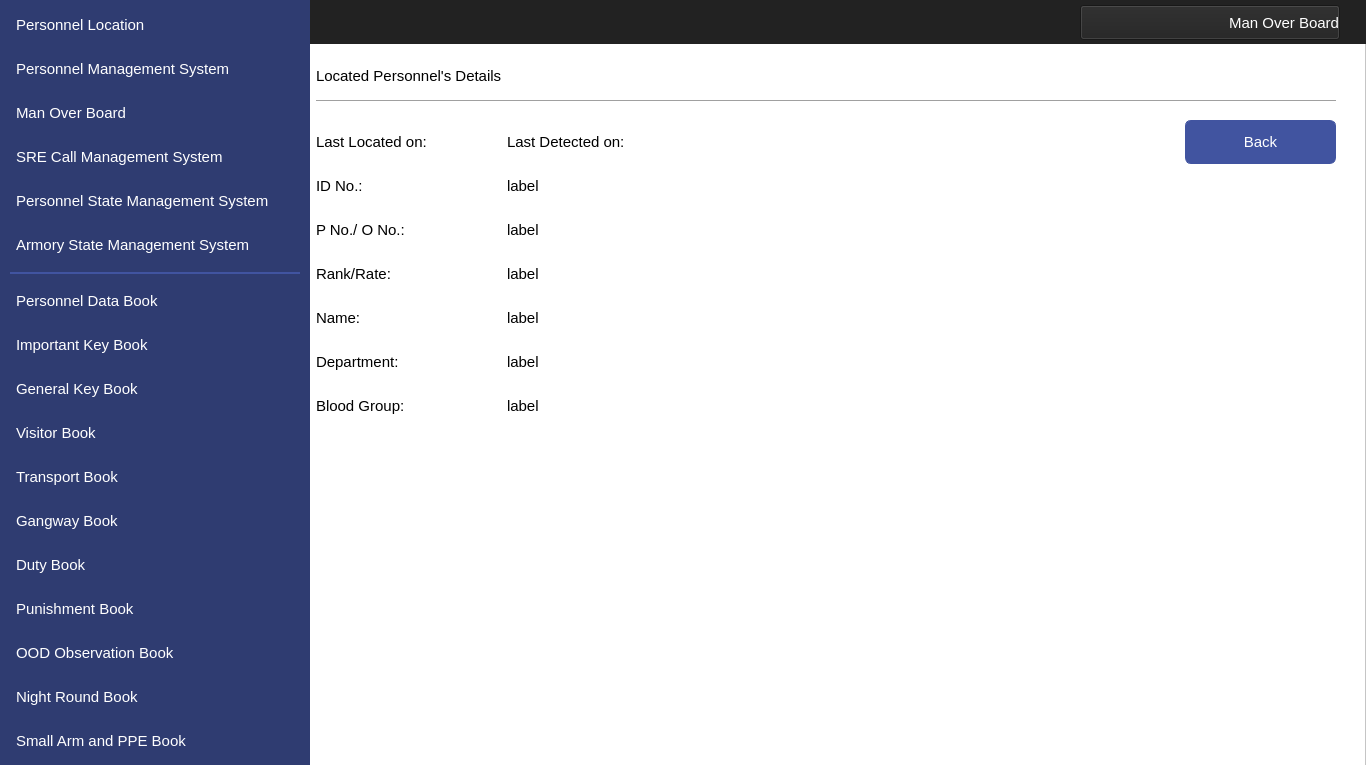
MuhammadUsamax123/IndoorPositioning, file Interfaces/viewMobLocation.ui: the form before one commit.
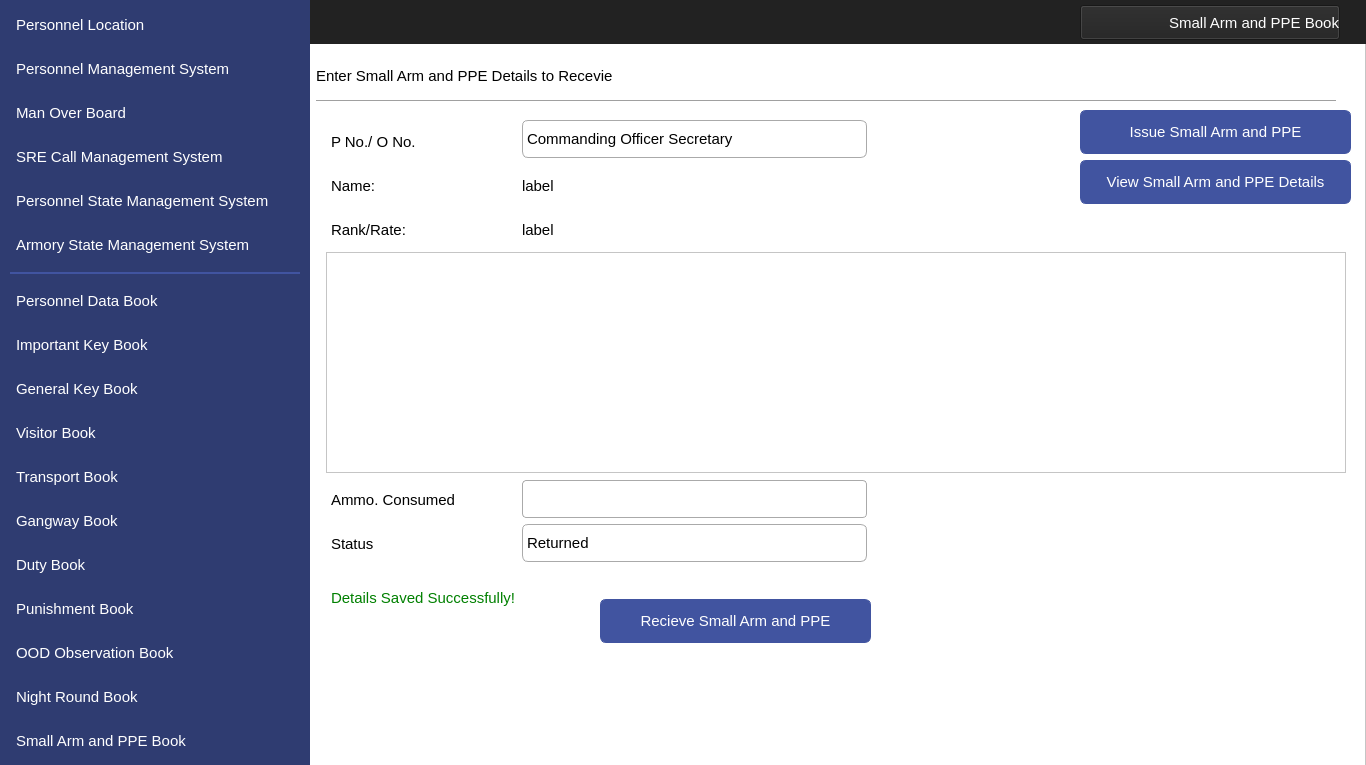
The form after the commit. Icons and pictures are not drawn.

The edit to the form file:
```diff
--- a/Interfaces/viewMobLocation.ui
+++ b/Interfaces/viewMobLocation.ui
@@ -1052,7 +1052,7 @@
     background-color:#222222;</string>
      </property>
      <property name="text">
-      <string>Man Over Board</string>
+      <string>Small Arm and PPE Book</string>
      </property>
      <property name="icon">
       <iconset resource="../IconResource.qrc">
@@ -1234,9 +1234,9 @@
     <widget class="QPushButton" name="navMob">
      <property name="geometry">
       <rect>
-       <x>1185</x>
-       <y>120</y>
-       <width>151</width>
+       <x>1080</x>
+       <y>160</y>
+       <width>271</width>
        <height>44</height>
       </rect>
      </property>
@@ -1281,7 +1281,7 @@
 }</string>
      </property>
      <property name="text">
-      <string>Back</string>
+      <string>View Small Arm and PPE Details</string>
      </property>
      <property name="icon">
       <iconset resource="../IconResource.qrc">
@@ -1361,101 +1361,11 @@
       <bool>false</bool>
      </property>
     </widget>
-    <widget class="QLabel" name="label_11">
-     <property name="geometry">
-      <rect>
-       <x>316</x>
-       <y>252</y>
-       <width>191</width>
-       <height>44</height>
-      </rect>
-     </property>
-     <property name="font">
-      <font>
-       <family>Segoe UI</family>
-       <pointsize>11</pointsize>
-      </font>
-     </property>
-     <property name="layoutDirection">
-      <enum>Qt::LeftToRight</enum>
-     </property>
-     <property name="styleSheet">
-      <string notr="true">color: #000000;
-background-color:#ffffff;
-font-size: 11pt</string>
-     </property>
-     <property name="text">
-      <string>Rank/Rate:</string>
-     </property>
-     <property name="alignment">
-      <set>Qt::AlignLeading|Qt::AlignLeft|Qt::AlignVCenter</set>
-     </property>
-    </widget>
-    <widget class="QLabel" name="lblBGroup">
-     <property name="geometry">
-      <rect>
-       <x>507</x>
-       <y>384</y>
-       <width>191</width>
-       <height>44</height>
-      </rect>
-     </property>
-     <property name="font">
-      <font>
-       <family>Segoe UI</family>
-       <pointsize>11</pointsize>
-      </font>
-     </property>
-     <property name="layoutDirection">
-      <enum>Qt::LeftToRight</enum>
-     </property>
-     <property name="styleSheet">
-      <string notr="true">color: #000000;
-background-color:#ffffff;
-font-size: 11pt</string>
-     </property>
-     <property name="text">
-      <string>label</string>
-     </property>
-     <property name="alignment">
-      <set>Qt::AlignLeading|Qt::AlignLeft|Qt::AlignVCenter</set>
-     </property>
-    </widget>
-    <widget class="QLabel" name="label_12">
-     <property name="geometry">
-      <rect>
-       <x>316</x>
-       <y>296</y>
-       <width>191</width>
-       <height>44</height>
-      </rect>
-     </property>
-     <property name="font">
-      <font>
-       <family>Segoe UI</family>
-       <pointsize>11</pointsize>
-      </font>
-     </property>
-     <property name="layoutDirection">
-      <enum>Qt::LeftToRight</enum>
-     </property>
-     <property name="styleSheet">
-      <string notr="true">color: #000000;
-background-color:#ffffff;
-font-size: 11pt</string>
-     </property>
-     <property name="text">
-      <string>Name:</string>
-     </property>
-     <property name="alignment">
-      <set>Qt::AlignLeading|Qt::AlignLeft|Qt::AlignVCenter</set>
-     </property>
-    </widget>
     <widget class="QLabel" name="label_15">
      <property name="geometry">
       <rect>
-       <x>316</x>
-       <y>384</y>
+       <x>331</x>
+       <y>522</y>
        <width>191</width>
        <height>44</height>
       </rect>
@@ -1475,37 +1385,7 @@
 font-size: 11pt</string>
      </property>
      <property name="text">
-      <string>Blood Group:</string>
-     </property>
-     <property name="alignment">
-      <set>Qt::AlignLeading|Qt::AlignLeft|Qt::AlignVCenter</set>
-     </property>
-    </widget>
-    <widget class="QLabel" name="lblRank">
-     <property name="geometry">
-      <rect>
-       <x>507</x>
-       <y>252</y>
-       <width>191</width>
-       <height>44</height>
-      </rect>
-     </property>
-     <property name="font">
-      <font>
-       <family>Segoe UI</family>
-       <pointsize>11</pointsize>
-      </font>
-     </property>
-     <property name="layoutDirection">
-      <enum>Qt::LeftToRight</enum>
-     </property>
-     <property name="styleSheet">
-      <string notr="true">color: #000000;
-background-color:#ffffff;
-font-size: 11pt</string>
-     </property>
-     <property name="text">
-      <string>label</string>
+      <string>Status</string>
      </property>
      <property name="alignment">
       <set>Qt::AlignLeading|Qt::AlignLeft|Qt::AlignVCenter</set>
@@ -1514,7 +1394,7 @@
     <widget class="QLabel" name="label_9">
      <property name="geometry">
       <rect>
-       <x>316</x>
+       <x>331</x>
        <y>164</y>
        <width>191</width>
        <height>44</height>
@@ -1535,46 +1415,16 @@
 font-size: 11pt</string>
      </property>
      <property name="text">
-      <string>ID No.:</string>
+      <string>Name:</string>
      </property>
      <property name="alignment">
       <set>Qt::AlignLeading|Qt::AlignLeft|Qt::AlignVCenter</set>
      </property>
     </widget>
-    <widget class="QLabel" name="lblDepartment">
+    <widget class="QLabel" name="lblRank">
      <property name="geometry">
       <rect>
-       <x>507</x>
-       <y>340</y>
-       <width>191</width>
-       <height>44</height>
-      </rect>
-     </property>
-     <property name="font">
-      <font>
-       <family>Segoe UI</family>
-       <pointsize>11</pointsize>
-      </font>
-     </property>
-     <property name="layoutDirection">
-      <enum>Qt::LeftToRight</enum>
-     </property>
-     <property name="styleSheet">
-      <string notr="true">color: #000000;
-background-color:#ffffff;
-font-size: 11pt</string>
-     </property>
-     <property name="text">
-      <string>label</string>
-     </property>
-     <property name="alignment">
-      <set>Qt::AlignLeading|Qt::AlignLeft|Qt::AlignVCenter</set>
-     </property>
-    </widget>
-    <widget class="QLabel" name="lblPNo">
-     <property name="geometry">
-      <rect>
-       <x>507</x>
+       <x>522</x>
        <y>208</y>
        <width>191</width>
        <height>44</height>
@@ -1604,8 +1454,8 @@
     <widget class="QLabel" name="label_14">
      <property name="geometry">
       <rect>
-       <x>316</x>
-       <y>340</y>
+       <x>331</x>
+       <y>478</y>
        <width>191</width>
        <height>44</height>
       </rect>
@@ -1625,37 +1475,7 @@
 font-size: 11pt</string>
      </property>
      <property name="text">
-      <string>Department:</string>
-     </property>
-     <property name="alignment">
-      <set>Qt::AlignLeading|Qt::AlignLeft|Qt::AlignVCenter</set>
-     </property>
-    </widget>
-    <widget class="QLabel" name="lblName">
-     <property name="geometry">
-      <rect>
-       <x>507</x>
-       <y>296</y>
-       <width>191</width>
-       <height>44</height>
-      </rect>
-     </property>
-     <property name="font">
-      <font>
-       <family>Segoe UI</family>
-       <pointsize>11</pointsize>
-      </font>
-     </property>
-     <property name="layoutDirection">
-      <enum>Qt::LeftToRight</enum>
-     </property>
-     <property name="styleSheet">
-      <string notr="true">color: #000000;
-background-color:#ffffff;
-font-size: 11pt</string>
-     </property>
-     <property name="text">
-      <string>label</string>
+      <string>Ammo. Consumed</string>
      </property>
      <property name="alignment">
       <set>Qt::AlignLeading|Qt::AlignLeft|Qt::AlignVCenter</set>
@@ -1664,7 +1484,7 @@
     <widget class="QLabel" name="label_10">
      <property name="geometry">
       <rect>
-       <x>316</x>
+       <x>331</x>
        <y>208</y>
        <width>191</width>
        <height>44</height>
@@ -1685,12 +1505,393 @@
 font-size: 11pt</string>
      </property>
      <property name="text">
-      <string>P No./ O No.:</string>
+      <string>Rank/Rate:</string>
      </property>
      <property name="alignment">
       <set>Qt::AlignLeading|Qt::AlignLeft|Qt::AlignVCenter</set>
      </property>
     </widget>
+    <widget class="QTableView" name="tblDetails">
+     <property name="geometry">
+      <rect>
+       <x>326</x>
+       <y>252</y>
+       <width>1020</width>
+       <height>221</height>
+      </rect>
+     </property>
+     <property name="font">
+      <font>
+       <pointsize>11</pointsize>
+      </font>
+     </property>
+     <property name="editTriggers">
+      <set>QAbstractItemView::NoEditTriggers</set>
+     </property>
+     <property name="alternatingRowColors">
+      <bool>true</bool>
+     </property>
+     <property name="selectionMode">
+      <enum>QAbstractItemView::NoSelection</enum>
+     </property>
+     <property name="selectionBehavior">
+      <enum>QAbstractItemView::SelectRows</enum>
+     </property>
+     <property name="textElideMode">
+      <enum>Qt::ElideMiddle</enum>
+     </property>
+    </widget>
+    <widget class="QLabel" name="lblDataEntrySuccessful">
+     <property name="enabled">
+      <bool>true</bool>
+     </property>
+     <property name="geometry">
+      <rect>
+       <x>331</x>
+       <y>576</y>
+       <width>361</width>
+       <height>44</height>
+      </rect>
+     </property>
+     <property name="font">
+      <font>
+       <family>Segoe UI</family>
+       <pointsize>11</pointsize>
+      </font>
+     </property>
+     <property name="layoutDirection">
+      <enum>Qt::LeftToRight</enum>
+     </property>
+     <property name="styleSheet">
+      <string notr="true">color: green;
+background-color:#ffffff;
+font-size: 11pt</string>
+     </property>
+     <property name="text">
+      <string>Details Saved Successfully!</string>
+     </property>
+     <property name="alignment">
+      <set>Qt::AlignLeading|Qt::AlignLeft|Qt::AlignVCenter</set>
+     </property>
+    </widget>
+    <widget class="QLineEdit" name="edtAmmoCons">
+     <property name="geometry">
+      <rect>
+       <x>522</x>
+       <y>480</y>
+       <width>345</width>
+       <height>38</height>
+      </rect>
+     </property>
+     <property name="font">
+      <font>
+       <family>Segoe UI</family>
+       <pointsize>11</pointsize>
+      </font>
+     </property>
+     <property name="styleSheet">
+      <string notr="true">QLineEdit{
+    border:1px solid #aaa;
+    border-radius:4px;
+    outline:none;
+    padding:6px;
+    box-sizing:border-box;
+    transition:.3s;
+  }
+  QLineEdit:hover{
+	 border:1px solid #000;	
+ 	transition:.3s;
+}
+  QLineEdit:focus{
+    border-color:dodgerBlue;
+    box-shadow:0 0 8px 0 dodgerBlue;
+  }</string>
+     </property>
+    </widget>
+    <widget class="QPushButton" name="btnReceive">
+     <property name="geometry">
+      <rect>
+       <x>600</x>
+       <y>599</y>
+       <width>271</width>
+       <height>44</height>
+      </rect>
+     </property>
+     <property name="font">
+      <font>
+       <family>Segoe UI</family>
+       <pointsize>11</pointsize>
+      </font>
+     </property>
+     <property name="cursor">
+      <cursorShape>PointingHandCursor</cursorShape>
+     </property>
+     <property name="styleSheet">
+      <string notr="true">QPushButton
+{
+    color: #ffffff;
+    background-color:#4154A0;
+    border-width: 1px;
+    border-color: #4154A0;
+    border-style: solid;
+    border-radius: 6;
+    padding: 3px;
+    font-size: 11pt;
+    padding-left: 5px;
+    padding-right: 5px;
+    min-width: 40px;
+}
+
+QPushButton:hover
+{
+    background-color:#384889
+}
+QPushButton:pressed
+{
+    background-color: #384889;
+ 	border-width: 3px;
+    border-color: #5C70BC;
+    border-style: solid;
+    border-radius: 6;
+
+}</string>
+     </property>
+     <property name="text">
+      <string>Recieve Small Arm and PPE</string>
+     </property>
+     <property name="icon">
+      <iconset resource="../IconResource.qrc">
+       <normaloff>:/images/add.png</normaloff>:/images/add.png</iconset>
+     </property>
+     <property name="iconSize">
+      <size>
+       <width>25</width>
+       <height>25</height>
+      </size>
+     </property>
+    </widget>
+    <widget class="QPushButton" name="navViewAddSmallPPE">
+     <property name="geometry">
+      <rect>
+       <x>1080</x>
+       <y>110</y>
+       <width>271</width>
+       <height>44</height>
+      </rect>
+     </property>
+     <property name="font">
+      <font>
+       <family>Segoe UI</family>
+       <pointsize>11</pointsize>
+      </font>
+     </property>
+     <property name="cursor">
+      <cursorShape>PointingHandCursor</cursorShape>
+     </property>
+     <property name="styleSheet">
+      <string notr="true">QPushButton
+{
+    color: #ffffff;
+    background-color:#4154A0;
+    border-width: 1px;
+    border-color: #4154A0;
+    border-style: solid;
+    border-radius: 6;
+    padding: 3px;
+    outline:none;
+    font-size: 11pt;
+    padding-left: 5px;
+    padding-right: 5px;
+    min-width: 40px;
+}
+
+QPushButton:hover
+{
+    background-color:#384889
+}
+QPushButton:pressed
+{
+    background-color: #384889;
+ 	border-width: 3px;
+    border-color: #5C70BC;
+    border-style: solid;
+    border-radius: 6;
+
+}</string>
+     </property>
+     <property name="text">
+      <string>Issue Small Arm and PPE</string>
+     </property>
+     <property name="icon">
+      <iconset resource="../IconResource.qrc">
+       <normaloff>:/images/add.png</normaloff>:/images/add.png</iconset>
+     </property>
+     <property name="iconSize">
+      <size>
+       <width>25</width>
+       <height>25</height>
+      </size>
+     </property>
+    </widget>
+    <widget class="QComboBox" name="cBoxPNo">
+     <property name="geometry">
+      <rect>
+       <x>522</x>
+       <y>120</y>
+       <width>345</width>
+       <height>38</height>
+      </rect>
+     </property>
+     <property name="font">
+      <font>
+       <family>Segoe UI</family>
+       <pointsize>11</pointsize>
+       <kerning>true</kerning>
+      </font>
+     </property>
+     <property name="cursor">
+      <cursorShape>PointingHandCursor</cursorShape>
+     </property>
+     <property name="styleSheet">
+      <string notr="true">QComboBox{ border-width: 1px;
+ border-color: #aaa;
+ border-style: solid;
+border-radius:6; 
+}
+
+QComboBox::drop-down:button{
+background-color:transparent;
+}
+QComboBox::down-arrow {
+ 
+    image: url(C:/Users/home/Desktop/IndoorPoistionInterfaces/InterfaceIcons/dropDown.png);
+    width: 25px;
+    height: 9px;
+}
+QComboBox:hover{
+	 border:1px solid #000;	
+ 	transition:.3s;
+}
+  QComboBox:focus{
+    border-color:dodgerBlue;
+    box-shadow:0 0 8px 0 dodgerBlue;
+  }
+</string>
+     </property>
+     <property name="editable">
+      <bool>false</bool>
+     </property>
+     <property name="frame">
+      <bool>true</bool>
+     </property>
+     <item>
+      <property name="text">
+       <string>Commanding Officer Secretary</string>
+      </property>
+     </item>
+     <item>
+      <property name="text">
+       <string>Commanding Officer</string>
+      </property>
+     </item>
+     <item>
+      <property name="text">
+       <string>Executive Officer</string>
+      </property>
+     </item>
+     <item>
+      <property name="text">
+       <string>Weapon Engineering Officer</string>
+      </property>
+     </item>
+     <item>
+      <property name="text">
+       <string>Marine Engineering Officer</string>
+      </property>
+     </item>
+     <item>
+      <property name="text">
+       <string>Supply Officer</string>
+      </property>
+     </item>
+     <item>
+      <property name="text">
+       <string>Principal Warfare Officer</string>
+      </property>
+     </item>
+     <item>
+      <property name="text">
+       <string>Officer of the Day</string>
+      </property>
+     </item>
+     <item>
+      <property name="text">
+       <string>Officer on Watch</string>
+      </property>
+     </item>
+    </widget>
+    <widget class="QComboBox" name="cBoxStatus">
+     <property name="geometry">
+      <rect>
+       <x>522</x>
+       <y>524</y>
+       <width>345</width>
+       <height>38</height>
+      </rect>
+     </property>
+     <property name="font">
+      <font>
+       <family>Segoe UI</family>
+       <pointsize>11</pointsize>
+       <kerning>true</kerning>
+      </font>
+     </property>
+     <property name="cursor">
+      <cursorShape>PointingHandCursor</cursorShape>
+     </property>
+     <property name="styleSheet">
+      <string notr="true">QComboBox{ border-width: 1px;
+ border-color: #aaa;
+ border-style: solid;
+border-radius:6; 
+}
+
+QComboBox::drop-down:button{
+background-color:transparent;
+}
+QComboBox::down-arrow {
+ 
+    image: url(C:/Users/home/Desktop/IndoorPoistionInterfaces/InterfaceIcons/dropDown.png);
+    width: 25px;
+    height: 9px;
+}
+QComboBox:hover{
+	 border:1px solid #000;	
+ 	transition:.3s;
+}
+  QComboBox:focus{
+    border-color:dodgerBlue;
+    box-shadow:0 0 8px 0 dodgerBlue;
+  }
+</string>
+     </property>
+     <property name="editable">
+      <bool>false</bool>
+     </property>
+     <property name="frame">
+      <bool>true</bool>
+     </property>
+     <item>
+      <property name="text">
+       <string>Returned</string>
+      </property>
+     </item>
+     <item>
+      <property name="text">
+       <string>Not Returned</string>
+      </property>
+     </item>
+    </widget>
     <zorder>label_2</zorder>
     <zorder>label</zorder>
     <zorder>navViewPunishment</zorder>
@@ -1747,7 +1948,7 @@
      <rect>
       <x>316</x>
       <y>60</y>
-      <width>221</width>
+      <width>391</width>
       <height>31</height>
      </rect>
     </property>
@@ -1766,7 +1967,7 @@
 font-size: 11pt</string>
     </property>
     <property name="text">
-     <string>Located Personnel's Details</string>
+     <string>Enter Small Arm and PPE Details to Recevie</string>
     </property>
     <property name="alignment">
      <set>Qt::AlignLeading|Qt::AlignLeft|Qt::AlignVCenter</set>
@@ -1775,7 +1976,7 @@
    <widget class="QLabel" name="label_7">
     <property name="geometry">
      <rect>
-      <x>316</x>
+      <x>331</x>
       <y>120</y>
       <width>191</width>
       <height>44</height>
@@ -1796,46 +1997,16 @@
 font-size: 11pt</string>
     </property>
     <property name="text">
-     <string>Last Located on:</string>
+     <string>P No./ O No.</string>
     </property>
     <property name="alignment">
      <set>Qt::AlignLeading|Qt::AlignLeft|Qt::AlignVCenter</set>
     </property>
    </widget>
-   <widget class="QLabel" name="lblLastLocatedOn">
+   <widget class="QLabel" name="lblName">
     <property name="geometry">
      <rect>
-      <x>507</x>
-      <y>120</y>
-      <width>371</width>
-      <height>44</height>
-     </rect>
-    </property>
-    <property name="font">
-     <font>
-      <family>Segoe UI</family>
-      <pointsize>11</pointsize>
-     </font>
-    </property>
-    <property name="layoutDirection">
-     <enum>Qt::LeftToRight</enum>
-    </property>
-    <property name="styleSheet">
-     <string notr="true">color: #000000;
-background-color:#ffffff;
-font-size: 11pt</string>
-    </property>
-    <property name="text">
-     <string>Last Detected on:</string>
-    </property>
-    <property name="alignment">
-     <set>Qt::AlignLeading|Qt::AlignLeft|Qt::AlignVCenter</set>
-    </property>
-   </widget>
-   <widget class="QLabel" name="lbIDNo">
-    <property name="geometry">
-     <rect>
-      <x>507</x>
+      <x>522</x>
       <y>164</y>
       <width>191</width>
       <height>44</height>
```
Left out of the diff: 32 changed lines with no effect on the pictures.
